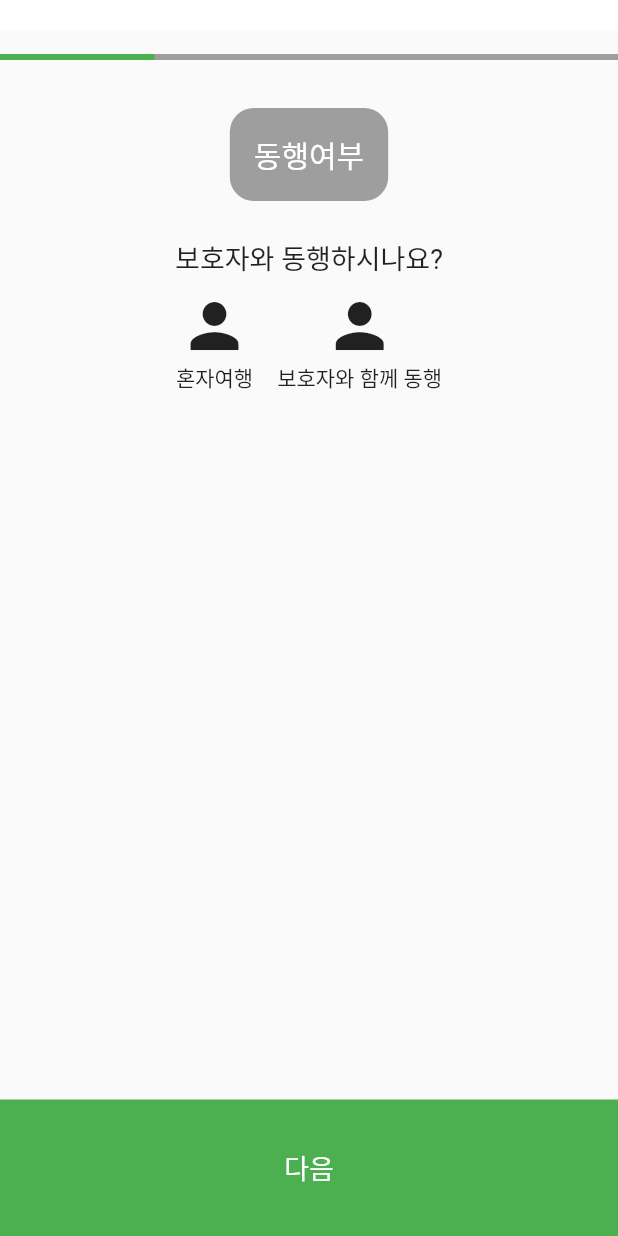
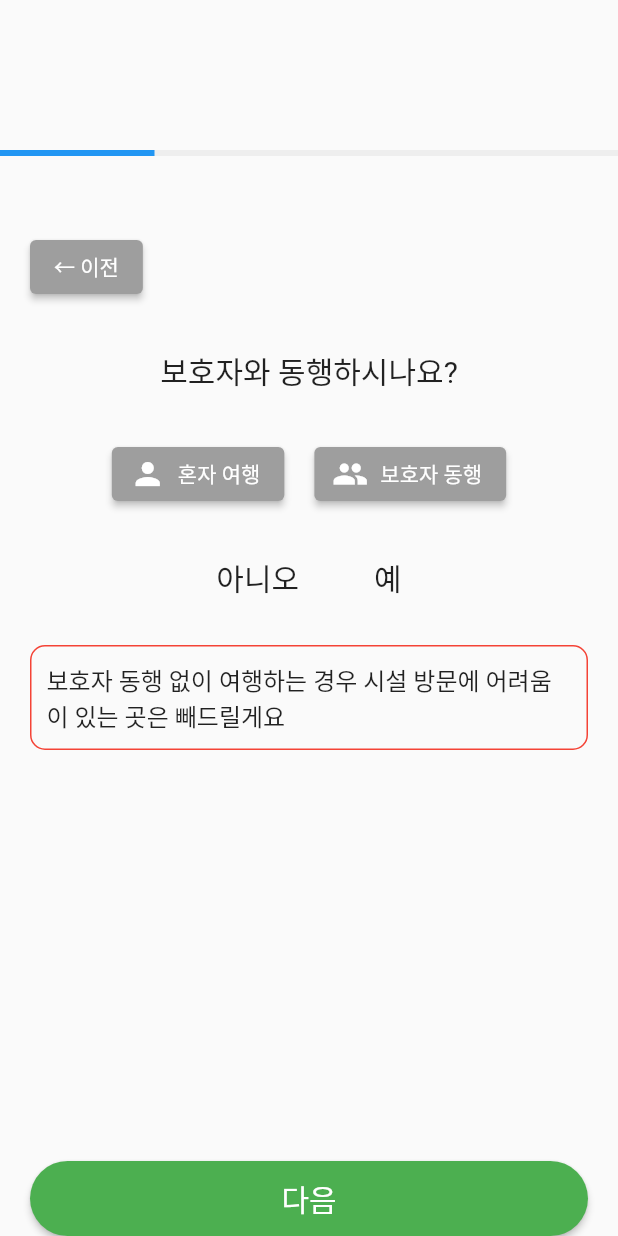
Before and after one commit to kkh1902/Mazangdong, a Flutter app: the screen it shows after launch, after a tap on "시작하기", on a phone screen of 412 x 824 dp. Run offline on Flutter 3.47's test engine with Material 2 defaults, Android fonts, the light colour scheme and no system bars.

Commit message:
feat : Select화면 가이드

```diff
--- a/lib/main.dart
+++ b/lib/main.dart
@@ -1,5 +1,7 @@
 import 'package:flutter/material.dart';
-import 'package:mazangdong/ui/screens/select/SelectParent.dart';
+import 'package:mazangdong/ui/screens/select/SelectConv.dart';
+import 'package:mazangdong/ui/screens/select/SelectGuardian.dart';
+import 'package:mazangdong/ui/screens/select/SelectRegion.dart';
 
 
 void main() {
@@ -13,7 +15,10 @@ class MyApp extends StatelessWidget {
       initialRoute: '/',
       routes: {
         '/': (context) => HomePage(),
-        '/selectParent': (context) => SelectParentPage(),
+        '/selectGuardian': (context) => SelectGuardianPage(),
+        '/selectConv': (context) => SelectConvPage(),
+        '/selectRegion': (context) => SelectRegionPage(),
+
       },
     );
   }
@@ -45,7 +50,7 @@ class HomePage extends StatelessWidget {
                         Navigator.push(
                           context,
                           MaterialPageRoute(
-                            builder: (context) => SelectParentPage(),
+                            builder: (context) => SelectGuardianPage(),
                           ),
                         );// Handle button press
                       },
--- /dev/null
+++ b/lib/ui/screens/select/SelectGuardian.dart
@@ -0,0 +1,125 @@
+import 'package:flutter/material.dart';
+// import 'package:develop/ui/screens/select/SelectConv.dart';// Import the SelectConveniencePage class
+
+class SelectGuardianPage extends StatelessWidget {
+  @override
+  Widget build(BuildContext context) {
+    return Scaffold(
+      body: Padding(
+        padding: EdgeInsets.only(top: 50),
+        child: Column(
+          crossAxisAlignment: CrossAxisAlignment.center,
+          children: [
+            SizedBox(height: 50),
+            LinearProgressIndicator(
+              valueColor: AlwaysStoppedAnimation<Color>(Colors.blue),
+              backgroundColor: Colors.grey[200],
+              value: 0.25,
+            ),
+            SizedBox(height: 50),
+            Container(
+              alignment: Alignment.centerLeft,
+              margin: EdgeInsets.symmetric(horizontal: 20),
+              child: ElevatedButton(
+                onPressed: () {},
+                style: ElevatedButton.styleFrom(
+                  primary: Colors.grey,
+                  onPrimary: Colors.white,
+                  alignment: Alignment.centerLeft,
+                ),
+                child: Text('← 이전'),
+              ),
+            ),
+            SizedBox(height: 30),
+            Text(
+              '보호자와 동행하시나요?',
+              style: TextStyle(fontSize: 20),
+            ),
+            SizedBox(height: 30),
+            Row(
+              mainAxisAlignment: MainAxisAlignment.center,
+              children: [
+                ElevatedButton.icon(
+                  onPressed: () {},
+                  icon: Icon(Icons.person),
+                  label: Text('혼자 여행'),
+                  style: ElevatedButton.styleFrom(
+                    primary: Colors.grey,
+                    onPrimary: Colors.white,
+                    alignment: Alignment.centerLeft,
+                  ),
+                ),
+                SizedBox(width: 20),
+                ElevatedButton.icon(
+                  onPressed: () {},
+                  icon: Icon(Icons.people),
+                  label: Text('보호자 동행'),
+                  style: ElevatedButton.styleFrom(
+                    primary: Colors.grey,
+                    onPrimary: Colors.white,
+                    alignment: Alignment.centerLeft,
+                  ),
+                ),
+              ],
+            ),
+            SizedBox(height: 30),
+            Row(
+              mainAxisAlignment: MainAxisAlignment.center,
+              children: [
+                Text(
+                  '아니오',
+                  style: TextStyle(fontSize: 20),
+                ),
+                SizedBox(width: 50),
+                Text(
+                  '예',
+                  style: TextStyle(fontSize: 20),
+                ),
+              ],
+            ),
+            SizedBox(height: 30),
+            Container(
+              margin: EdgeInsets.symmetric(horizontal: 20),
+              padding: EdgeInsets.all(10),
+              decoration: BoxDecoration(
+                border: Border.all(color: Colors.red),
+                borderRadius: BorderRadius.circular(10),
+              ),
+              child: Text(
+                '보호자 동행 없이 여행하는 경우 시설 방문에 어려움이 있는 곳은 빼드릴게요',
+                style: TextStyle(fontSize: 16),
+              ),
+            ),
+            SizedBox(height: 30),
+            Expanded(
+              child: Container(
+                alignment: Alignment.bottomCenter,
+                margin: EdgeInsets.symmetric(horizontal: 20),
+                child: SizedBox(
+                  width: double.infinity,
+                  height: 50,
+                  child: ElevatedButton(
+                    onPressed: () {
+                      Navigator.pushNamed(context, '/selectConv');
+                    },
+                    style: ElevatedButton.styleFrom(
+                      primary: Colors.green,
+                      onPrimary: Colors.white,
+                      shape: RoundedRectangleBorder(
+                        borderRadius: BorderRadius.circular(30.0),
+                      ),
+                    ),
+                    child: Text(
+                      '다음',
+                      style: TextStyle(fontSize: 20),
+                    ),
+                  ),
+                ),
+              ),
+            ),
+          ],
+        ),
+      ),
+    );
+  }
+}
--- a/lib/ui/screens/select/SelectParent.dart
+++ /dev/null
@@ -1,105 +0,0 @@
-import 'package:flutter/material.dart';
-
-class SelectParentPage extends StatelessWidget {
-  @override
-  Widget build(BuildContext context) {
-    return MaterialApp(
-      home: Scaffold(
-        appBar: PreferredSize(
-          preferredSize: Size.fromHeight(20.0), // 여기서 높이 조정
-          child: AppBar(
-            backgroundColor: Colors.white,
-            elevation: 0.0,
-            toolbarHeight: 80.0, // 여기서 높이 조정
-            // 다른 AppBar 속성들...
-          ),
-        ),
-        body: Column(
-          children: [
-            Container(
-              margin: EdgeInsets.symmetric(vertical: 16.0),
-              child: LinearProgressIndicator(
-                value: 0.25,
-                backgroundColor: Colors.grey,
-                valueColor: AlwaysStoppedAnimation<Color>(Colors.green),
-              ),
-            ),
-            Container(
-              margin: EdgeInsets.all(16.0),
-              decoration: BoxDecoration(
-                color: Colors.grey,
-                borderRadius: BorderRadius.circular(16.0),
-              ),
-              child: Padding(
-                padding: EdgeInsets.all(16.0),
-                child: Text(
-                  '동행여부',
-                  style: TextStyle(
-                    fontSize: 20.0,
-                    color: Colors.white,
-                  ),
-                ),
-              ),
-            ),
-            Container(
-              margin: EdgeInsets.symmetric(vertical: 8.0),
-              child: Text(
-                '보호자와 동행하시나요?',
-                style: TextStyle(
-                  fontSize: 18.0,
-                ),
-              ),
-            ),
-            Row(
-              mainAxisAlignment: MainAxisAlignment.center,
-              children: [
-                Column(
-                  children: [
-                    Icon(
-                      Icons.person,
-                      size: 48.0,
-                    ),
-                    Text('혼자여행'),
-                  ],
-                ),
-                SizedBox(width: 16.0),
-                Column(
-                  children: [
-                    Icon(
-                      Icons.person,
-                      size: 48.0,
-                    ),
-                    Text('보호자와 함께 동행'),
-                  ],
-                ),
-              ],
-            ),
-          ],
-        ),
-        bottomNavigationBar: Container(
-          color: Colors.green,
-          padding: EdgeInsets.all(16.0),
-          child: TextButton(
-            onPressed: () {
-              // Handle button press
-            },
-            style: TextButton.styleFrom(
-              backgroundColor: Colors.green,
-              padding: EdgeInsets.symmetric(vertical: 16.0),
-              shape: RoundedRectangleBorder(
-                borderRadius: BorderRadius.circular(16.0),
-              ),
-            ),
-            child: Text(
-              '다음',
-              style: TextStyle(
-                fontSize: 18.0,
-                color: Colors.white,
-              ),
-            ),
-          ),
-        ),
-      ),
-    );
-  }
-}
```
Also changed, not shown: lib/ui/screens/select/SelectConv.dart (added, +122 -0 lines), lib/ui/screens/select/SelectRegion.dart (added, +90 -0 lines), lib/ui/screens/select/SelectComplete.dart (added).
